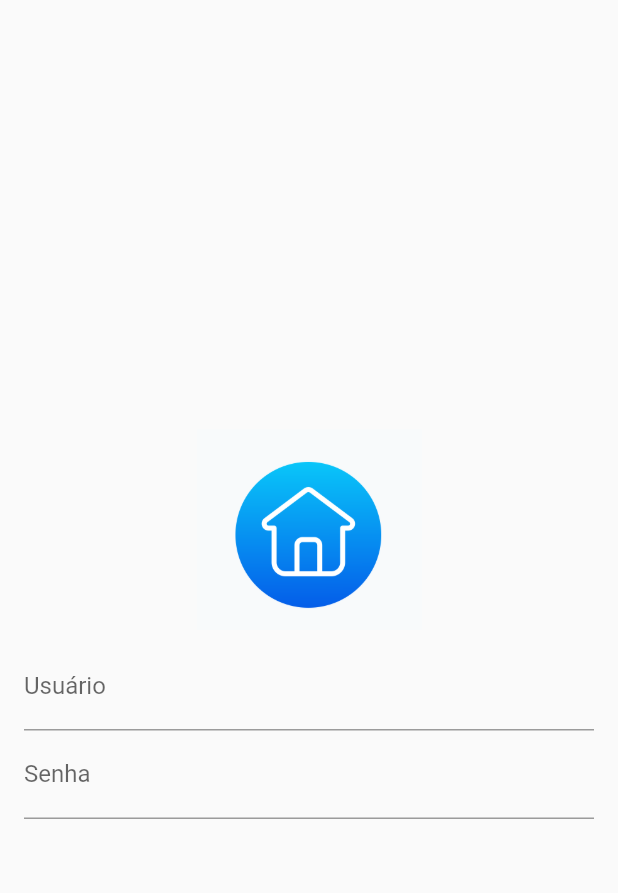
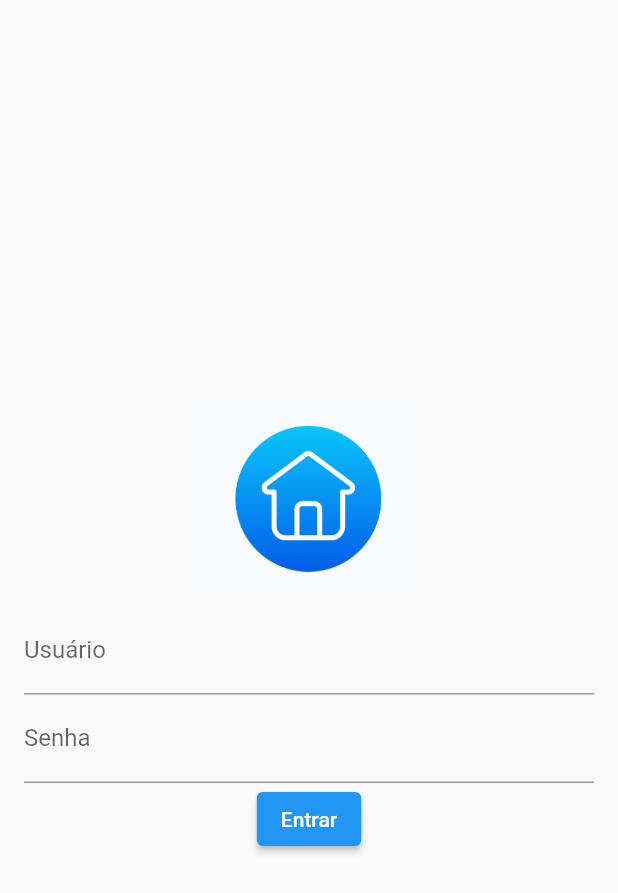
Before and after one commit to baldissin/todo_list, a Flutter app: the screen it shows after launch, on a phone screen of 412 x 824 dp. Shown: the top 893 px of the screen. Run offline on Flutter 3.47's test engine with Material 2 defaults, Android fonts, the phone set to English and light mode, and no system bars.

```diff
--- a/lib/main.dart
+++ b/lib/main.dart
@@ -10,7 +10,7 @@ class MyApp extends StatelessWidget {
 
   @override
   Widget build(BuildContext context) {
-    return const MaterialApp(
+    return MaterialApp(
       home: TodoListPage()
     );
   }
--- a/lib/pages/login.dart
+++ b/lib/pages/login.dart
@@ -1,7 +1,13 @@
+import 'dart:convert';
+import 'package:http/http.dart' as http;
 import 'package:flutter/material.dart';
 
+
 class TodoListPage extends StatelessWidget {
-  const TodoListPage({Key? key}) : super(key: key);
+  TodoListPage({Key? key}) : super(key: key);
+
+  final TextEditingController loginController = TextEditingController();
+  final TextEditingController passwordController = TextEditingController();
 
   @override
   Widget build(BuildContext context) {
@@ -13,22 +19,73 @@ class TodoListPage extends StatelessWidget {
               mainAxisSize: MainAxisSize.min,
               children: [
                 Image.asset('assets/images/homeIcon.png', height: 150, width: 150),
-                const TextField(
-                  decoration: InputDecoration(
+                TextField(
+                  controller: loginController,
+                  decoration: const InputDecoration(
                     labelText: 'Usuário',
                     errorText: null,
                   ),
                 ),
-                const TextField(
-                  decoration: InputDecoration(
+                TextField(
+                  controller: passwordController,
+                  decoration: const InputDecoration(
                     labelText: 'Senha',
                     errorText: null,
                   ),
                   obscureText: true,
                 ),
+                ElevatedButton(onPressed: login, child: const Text('Entrar')),
               ],
             )),
       ),
     );
   }
+
+  void login() async {
+    var url = Uri.parse('http://localhost:8080/admin/login');
+    var body = jsonEncode(<String, dynamic>{
+      'login': loginController.text,
+      'password': passwordController.text,
+    });
+
+    var response = await http.post(url, body: body, headers: {
+      'Content-Type': 'application/json',
+    });
+
+    print(response.body.toString());
+
+    // String title = '';
+    // String message = '';
+    //
+    // if (response.statusCode == 200) {
+    //   title = 'Logou';
+    //   message = 'Autenticado com sucesso';
+    // } else {
+    //   title = 'algo deu errado';
+    //   message = response.body.toString();
+    // }
+
+    //showAlertDialog(context, title, message);
+  }
+
+  void showAlertDialog(BuildContext context, String title, String message) {
+    showDialog(
+      context: context,
+      builder: (BuildContext context) {
+        return AlertDialog(
+          title: Text(title),
+          content: Text(message),
+          actions: [
+            TextButton(
+              child: Text('Fechar'),
+              onPressed: () {
+                Navigator.of(context).pop();
+              },
+            ),
+          ],
+        );
+      },
+    );
+  }
+
 }
--- a/pubspec.yaml
+++ b/pubspec.yaml
@@ -30,6 +30,7 @@ environment:
 dependencies:
   flutter:
     sdk: flutter
+  http: ^0.13.3
 
 
   # The following adds the Cupertino Icons font to your application.
```
Also changed, not shown: pubspec.lock.
